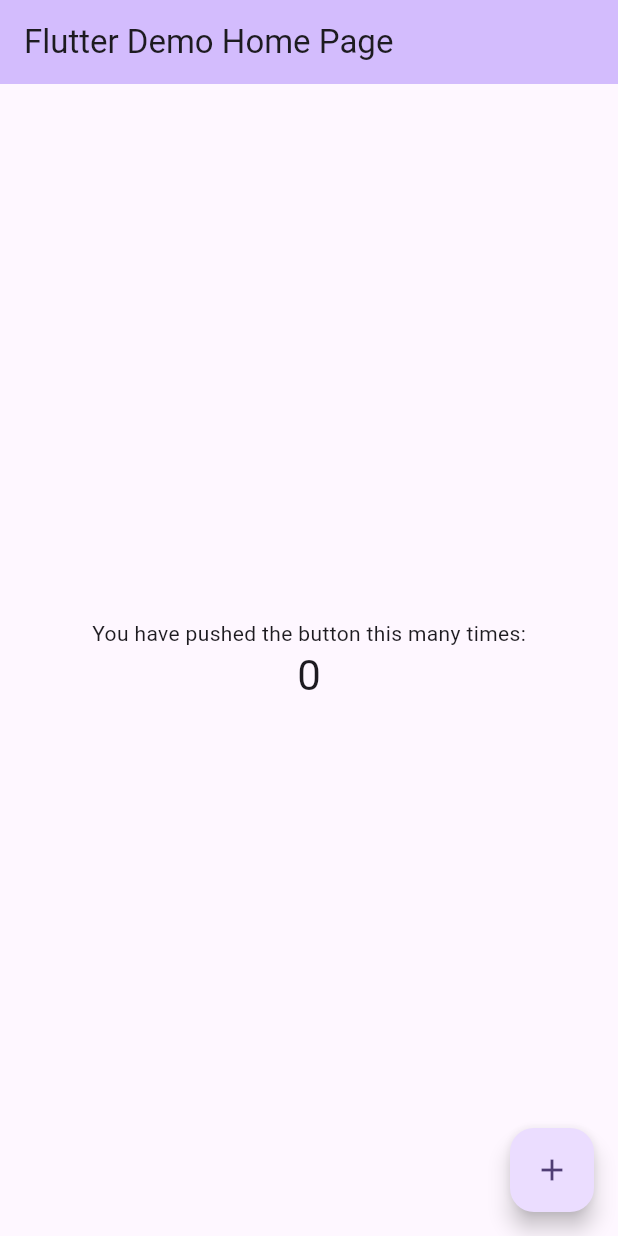
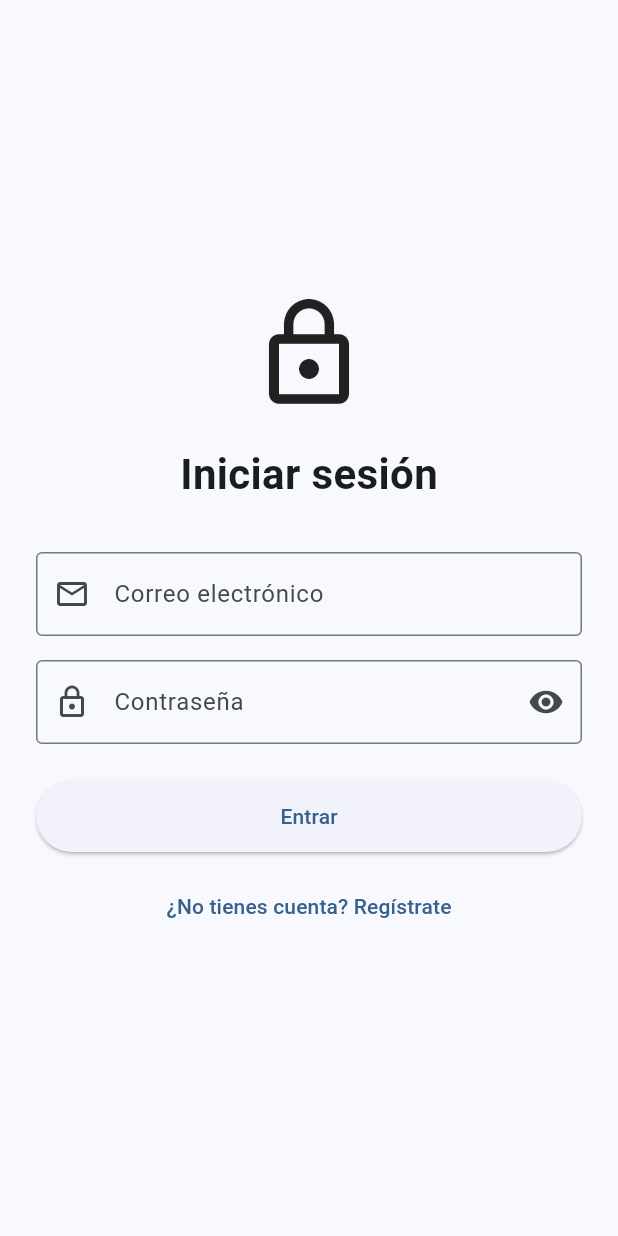
Before and after one commit to ialfanjaring/dnd5e_map, a Flutter app: the screen it shows after launch, on a phone screen of 412 x 824 dp. Run offline on Flutter 3.47's test engine with Material 3 defaults, Android fonts, the phone set to English and light mode, and no system bars; our stand-ins replace firebase_auth, firebase_core; accounts and stored records are empty; generated files the repository leaves out were written again.

Commit message:
Login inicial con email en flutter.

```diff
--- a/lib/main.dart
+++ b/lib/main.dart
@@ -1,129 +1,33 @@
-import "package:firebase_core/firebase_core.dart";
-import "package:flutter/material.dart";
+import 'package:dnd5e_map/screens/auth_wrapper.dart';
+import 'package:flutter/material.dart';
+import 'package:firebase_core/firebase_core.dart';
+import 'firebase_options.dart';
 
-import "firebase_options.dart";
+void main() async {
+  WidgetsFlutterBinding.ensureInitialized();
 
-Future<void> main() async {
-  WidgetsFlutterBinding.ensureInitialized();
   await Firebase.initializeApp(
     options: DefaultFirebaseOptions.currentPlatform,
   );
+
   runApp(const MyApp());
 }
 
 class MyApp extends StatelessWidget {
   const MyApp({super.key});
 
-  // This widget is the root of your application.
   @override
   Widget build(BuildContext context) {
     return MaterialApp(
-      title: 'Flutter Demo',
+      title: 'Login Firebase',
+      debugShowCheckedModeBanner: false,
       theme: ThemeData(
-        // This is the theme of your application.
-        //
-        // TRY THIS: Try running your application with "flutter run". You'll see
-        // the application has a purple toolbar. Then, without quitting the app,
-        // try changing the seedColor in the colorScheme below to Colors.green
-        // and then invoke "hot reload" (save your changes or press the "hot
-        // reload" button in a Flutter-supported IDE, or press "r" if you used
-        // the command line to start the app).
-        //
-        // Notice that the counter didn't reset back to zero; the application
-        // state is not lost during the reload. To reset the state, use hot
-        // restart instead.
-        //
-        // This works for code too, not just values: Most code changes can be
-        // tested with just a hot reload.
-        colorScheme: .fromSeed(seedColor: Colors.deepPurple),
+        colorScheme: ColorScheme.fromSeed(
+          seedColor: Colors.blue,
+        ),
+        useMaterial3: true,
       ),
-      home: const MyHomePage(title: 'Flutter Demo Home Page'),
+      home: const AuthWrapper(),
     );
   }
 }
-
-class MyHomePage extends StatefulWidget {
-  const MyHomePage({super.key, required this.title});
-
-  // This widget is the home page of your application. It is stateful, meaning
-  // that it has a State object (defined below) that contains fields that affect
-  // how it looks.
-
-  // This class is the configuration for the state. It holds the values (in this
-  // case the title) provided by the parent (in this case the App widget) and
-  // used by the build method of the State. Fields in a Widget subclass are
-  // always marked "final".
-
-  final String title;
-
-  @override
-  State<MyHomePage> createState() => _MyHomePageState();
-}
-
-class _MyHomePageState extends State<MyHomePage> {
-  int _counter = 0;
-
-  void _incrementCounter() {
-    setState(() {
-      // This call to setState tells the Flutter framework that something has
-      // changed in this State, which causes it to rerun the build method below
-      // so that the display can reflect the updated values. If we changed
-      // _counter without calling setState(), then the build method would not be
-      // called again, and so nothing would appear to happen.
-      _counter++;
-    });
-  }
-
-  @override
-  Widget build(BuildContext context) {
-    // This method is rerun every time setState is called, for instance as done
-    // by the _incrementCounter method above.
-    //
-    // The Flutter framework has been optimized to make rerunning build methods
-    // fast, so that you can just rebuild anything that needs updating rather
-    // than having to individually change instances of widgets.
-    return Scaffold(
-      appBar: AppBar(
-        // TRY THIS: Try changing the color here to a specific color (to
-        // Colors.amber, perhaps?) and trigger a hot reload to see the AppBar
-        // change color while the other colors stay the same.
-        backgroundColor: Theme.of(context).colorScheme.inversePrimary,
-        // Here we take the value from the MyHomePage object that was created by
-        // the App.build method, and use it to set our appbar title.
-        title: Text(widget.title),
-      ),
-      body: Center(
-        // Center is a layout widget. It takes a single child and positions it
-        // in the middle of the parent.
-        child: Column(
-          // Column is also a layout widget. It takes a list of children and
-          // arranges them vertically. By default, it sizes itself to fit its
-          // children horizontally, and tries to be as tall as its parent.
-          //
-          // Column has various properties to control how it sizes itself and
-          // how it positions its children. Here we use mainAxisAlignment to
-          // center the children vertically; the main axis here is the vertical
-          // axis because Columns are vertical (the cross axis would be
-          // horizontal).
-          //
-          // TRY THIS: Invoke "debug painting" (choose the "Toggle Debug Paint"
-          // action in the IDE, or press "p" in the console), to see the
-          // wireframe for each widget.
-          mainAxisAlignment: .center,
-          children: [
-            const Text('You have pushed the button this many times:'),
-            Text(
-              '$_counter',
-              style: Theme.of(context).textTheme.headlineMedium,
-            ),
-          ],
-        ),
-      ),
-      floatingActionButton: FloatingActionButton(
-        onPressed: _incrementCounter,
-        tooltip: 'Increment',
-        child: const Icon(Icons.add),
-      ),
-    );
-  }
-}
--- /dev/null
+++ b/lib/screens/auth_wrapper.dart
@@ -0,0 +1,34 @@
+import 'package:firebase_auth/firebase_auth.dart';
+import 'package:flutter/material.dart';
+
+import '../services/auth_service.dart';
+import 'home_screen.dart';
+import 'login_screen.dart';
+
+class AuthWrapper extends StatelessWidget {
+const AuthWrapper({super.key});
+
+@override
+Widget build(BuildContext context) {
+final AuthService authService = AuthService();
+
+return StreamBuilder<User?>(
+stream: authService.authStateChanges,
+builder: (context, snapshot) {
+if (snapshot.connectionState == ConnectionState.waiting) {
+return const Scaffold(
+body: Center(
+child: CircularProgressIndicator(),
+),
+);
+}
+
+if (snapshot.hasData) {
+return const HomeScreen();
+}
+
+return const LoginScreen();
+},
+);
+}
+}
--- /dev/null
+++ b/lib/screens/login_screen.dart
@@ -0,0 +1,226 @@
+import 'package:firebase_auth/firebase_auth.dart';
+import 'package:flutter/material.dart';
+
+import '../services/auth_service.dart';
+import 'register_screen.dart';
+
+class LoginScreen extends StatefulWidget {
+const LoginScreen({super.key});
+
+@override
+State<LoginScreen> createState() => _LoginScreenState();
+}
+
+class _LoginScreenState extends State<LoginScreen> {
+final _formKey = GlobalKey<FormState>();
+
+final _emailController = TextEditingController();
+final _passwordController = TextEditingController();
+
+final AuthService _authService = AuthService();
+
+bool _loading = false;
+bool _hidePassword = true;
+
+@override
+void dispose() {
+_emailController.dispose();
+_passwordController.dispose();
+super.dispose();
+}
+
+Future<void> _login() async {
+if (!_formKey.currentState!.validate()) {
+return;
+}
+
+setState(() {
+_loading = true;
+});
+
+try {
+await _authService.login(
+email: _emailController.text,
+password: _passwordController.text,
+);
+
+// AuthWrapper detectará automáticamente el inicio
+// de sesión y mostrará la pantalla correspondiente.
+} on FirebaseAuthException catch (e) {
+if (!mounted) return;
+
+String message;
+
+switch (e.code) {
+case 'invalid-email':
+message = 'El correo electrónico no es válido.';
+break;
+case 'invalid-credential':
+case 'wrong-password':
+case 'user-not-found':
+message = 'Correo o contraseña incorrectos.';
+break;
+case 'user-disabled':
+message = 'Esta cuenta está deshabilitada.';
+break;
+case 'too-many-requests':
+message = 'Demasiados intentos. Inténtalo más tarde.';
+break;
+case 'network-request-failed':
+message = 'No se ha podido conectar con Firebase.';
+break;
+case 'operation-not-allowed':
+message = 'El inicio de sesión no está habilitado.';
+break;
+default:
+message = 'No se ha podido iniciar sesión.';
+}
+
+ScaffoldMessenger.of(context).showSnackBar(
+SnackBar(content: Text(message)),
+);
+} catch (_) {
+if (!mounted) return;
+
+ScaffoldMessenger.of(context).showSnackBar(
+const SnackBar(
+content: Text('Se ha producido un error inesperado.'),
+),
+);
+} finally {
+if (mounted) {
+setState(() {
+_loading = false;
+});
+}
+}
+}
+
+@override
+Widget build(BuildContext context) {
+return Scaffold(
+body: SafeArea(
+child: Center(
+child: SingleChildScrollView(
+padding: const EdgeInsets.all(24),
+child: Form(
+key: _formKey,
+child: Column(
+mainAxisSize: MainAxisSize.min,
+children: [
+const Icon(
+Icons.lock_outline,
+size: 80,
+),
+const SizedBox(height: 20),
+
+const Text(
+'Iniciar sesión',
+style: TextStyle(
+fontSize: 28,
+fontWeight: FontWeight.bold,
+),
+),
+
+const SizedBox(height: 32),
+
+TextFormField(
+controller: _emailController,
+keyboardType: TextInputType.emailAddress,
+autofillHints: const [
+AutofillHints.email,
+],
+decoration: const InputDecoration(
+labelText: 'Correo electrónico',
+prefixIcon: Icon(Icons.email_outlined),
+border: OutlineInputBorder(),
+),
+validator: (value) {
+if (value == null || value.trim().isEmpty) {
+return 'Introduce tu correo electrónico.';
+}
+
+if (!RegExp(
+r'^[^@\s]+@[^@\s]+\.[^@\s]+$',
+).hasMatch(value.trim())) {
+return 'Introduce un correo válido.';
+}
+
+return null;
+},
+),
+
+const SizedBox(height: 16),
+
+TextFormField(
+controller: _passwordController,
+obscureText: _hidePassword,
+autofillHints: const [
+AutofillHints.password,
+],
+decoration: InputDecoration(
+labelText: 'Contraseña',
+prefixIcon: const Icon(Icons.lock_outline),
+border: const OutlineInputBorder(),
+suffixIcon: IconButton(
+icon: Icon(
+_hidePassword
+? Icons.visibility
+    : Icons.visibility_off,
+),
+onPressed: () {
+setState(() {
+_hidePassword = !_hidePassword;
+});
+},
+),
+),
+validator: (value) {
+if (value == null || value.isEmpty) {
+return 'Introduce tu contraseña.';
+}
+
+return null;
+},
+),
+
+const SizedBox(height: 24),
+
+SizedBox(
+width: double.infinity,
+height: 48,
+child: ElevatedButton(
+onPressed: _loading ? null : _login,
+child: _loading
+? const CircularProgressIndicator()
+    : const Text('Entrar'),
+),
+),
+
+const SizedBox(height: 12),
+
+TextButton(
+onPressed: _loading
+? null
+    : () {
+Navigator.push(
+context,
+MaterialPageRoute(
+builder: (_) =>
+const RegisterScreen(),
+),
+);
+},
+child: const Text(
+'¿No tienes cuenta? Regístrate',
+),
+),
+],
+),
+),
+),
+),
+),
+);
+}
+}
```
Also changed, not shown: lib/screens/home_screen.dart (added, +62 -0 lines), lib/screens/register_screen.dart (added, +199 -0 lines), lib/services/auth_service.dart (added, +39 -0 lines), pubspec.yaml (+3 -55 lines), pubspec.lock, 1 other file.
